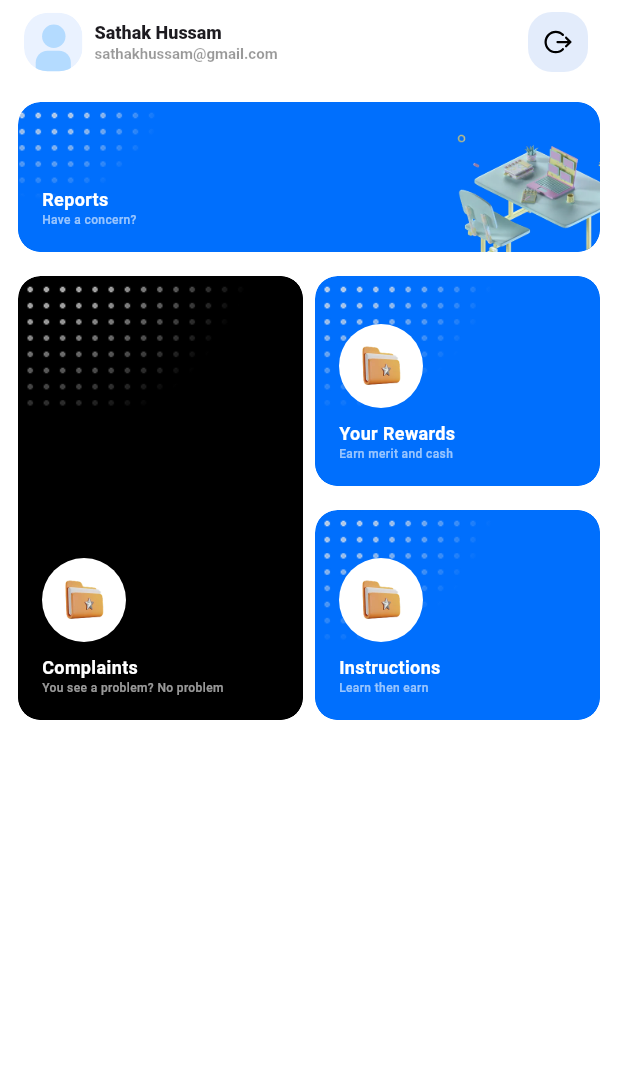
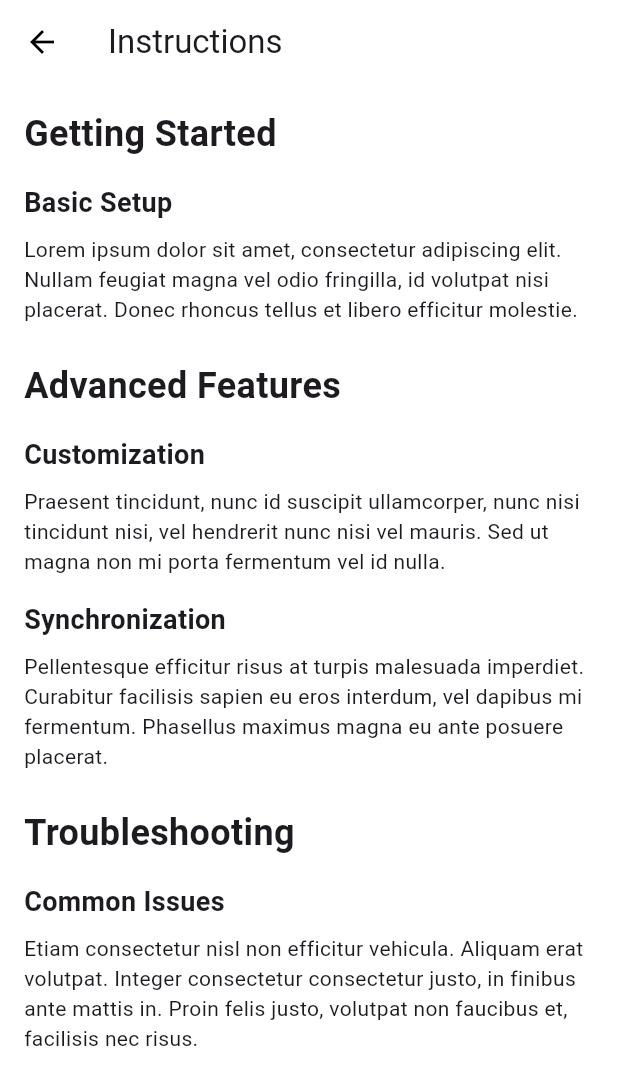
Before and after one commit to sathakhussam/bebetter-flutter, a Flutter app: the HomePage screen opened directly, after a tap on "Instructions", on a phone screen of 412 x 824 dp. Shown: the top 1085 px of the screen. Run offline on Flutter 3.47's test engine with Material 3 defaults, Android fonts, the phone set to English and light mode, and no system bars; our stand-ins replace flutter_svg.

Commit message:
two more pending

```diff
--- a/lib/controller/home.controller.dart
+++ b/lib/controller/home.controller.dart
@@ -1,4 +1,5 @@
 import 'package:bebetter/models/card.model.dart';
+import 'package:bebetter/pages/instruction.page.dart';
 import 'package:bebetter/pages/rewards.page.dart';
 import 'package:flutter/material.dart';
 
@@ -17,7 +18,6 @@ class HomeController {
           'assets/images/workspace.webp',
           height: 80,
         ),
-        redirectTo: RewardsPage(),
       ),
       CardModel(
         title: "Complaints",
@@ -38,6 +38,7 @@ class HomeController {
         backgroundColor: Color(0xFF006FFD),
         isInfoCard: false,
         folderIcon: true,
+        redirectTo: RewardsPage(),
       ),
       CardModel(
         title: "Instructions",
@@ -48,6 +49,7 @@ class HomeController {
         backgroundColor: Color(0xFF006FFD),
         isInfoCard: false,
         folderIcon: true,
+        redirectTo: InstructionPage(),
       ),
     ];
   }
--- /dev/null
+++ b/lib/pages/instruction.page.dart
@@ -0,0 +1,72 @@
+import 'package:flutter/material.dart';
+
+class InstructionPage extends StatelessWidget {
+  const InstructionPage({super.key});
+
+  @override
+  Widget build(BuildContext context) {
+    return Scaffold(
+      appBar: AppBar(
+        title: Text('Instructions'),
+      ),
+      body: SingleChildScrollView(
+        padding: const EdgeInsets.all(16.0),
+        child: Column(
+          crossAxisAlignment: CrossAxisAlignment.start,
+          children: [
+            const Text(
+              'Getting Started',
+              style: TextStyle(fontSize: 24, fontWeight: FontWeight.bold),
+            ),
+            const SizedBox(height: 16),
+            const Text(
+              'Basic Setup',
+              style: TextStyle(fontSize: 18, fontWeight: FontWeight.w600),
+            ),
+            const SizedBox(height: 8),
+            const Text(
+              'Lorem ipsum dolor sit amet, consectetur adipiscing elit. Nullam feugiat magna vel odio fringilla, id volutpat nisi placerat. Donec rhoncus tellus et libero efficitur molestie.',
+            ),
+            const SizedBox(height: 24),
+            const Text(
+              'Advanced Features',
+              style: TextStyle(fontSize: 24, fontWeight: FontWeight.bold),
+            ),
+            const SizedBox(height: 16),
+            const Text(
+              'Customization',
+              style: TextStyle(fontSize: 18, fontWeight: FontWeight.w600),
+            ),
+            const SizedBox(height: 8),
+            const Text(
+              'Praesent tincidunt, nunc id suscipit ullamcorper, nunc nisi tincidunt nisi, vel hendrerit nunc nisi vel mauris. Sed ut magna non mi porta fermentum vel id nulla.',
+            ),
+            const SizedBox(height: 16),
+            const Text(
+              'Synchronization',
+              style: TextStyle(fontSize: 18, fontWeight: FontWeight.w600),
+            ),
+            const SizedBox(height: 8),
+            const Text(
+              'Pellentesque efficitur risus at turpis malesuada imperdiet. Curabitur facilisis sapien eu eros interdum, vel dapibus mi fermentum. Phasellus maximus magna eu ante posuere placerat.',
+            ),
+            const SizedBox(height: 24),
+            const Text(
+              'Troubleshooting',
+              style: TextStyle(fontSize: 24, fontWeight: FontWeight.bold),
+            ),
+            const SizedBox(height: 16),
+            const Text(
+              'Common Issues',
+              style: TextStyle(fontSize: 18, fontWeight: FontWeight.w600),
+            ),
+            const SizedBox(height: 8),
+            const Text(
+              'Etiam consectetur nisl non efficitur vehicula. Aliquam erat volutpat. Integer consectetur consectetur justo, in finibus ante mattis in. Proin felis justo, volutpat non faucibus et, facilisis nec risus.',
+            ),
+          ],
+        ),
+      ),
+    );
+  }
+}
--- a/lib/pages/login.page.dart
+++ b/lib/pages/login.page.dart
@@ -148,7 +148,7 @@ class _LoginPageState extends State<LoginPage> {
                         borderRadius: BorderRadius.circular(4),
                       ),
                       child: Text(
-                        "Bhavesh Bellaney",
+                        "Outlaws",
                         style: const TextStyle(
                           fontWeight: FontWeight.w900,
                           fontSize: 12,
```
Also changed, not shown: lib/components/expansion_tile.component.dart (added, +42 -0 lines), lib/components/vehicle_card.component.dart (added, +128 -0 lines), lib/controller/rewards.controller.dart (added, +84 -0 lines), lib/pages/rewards.page.dart (+97 -3 lines).
